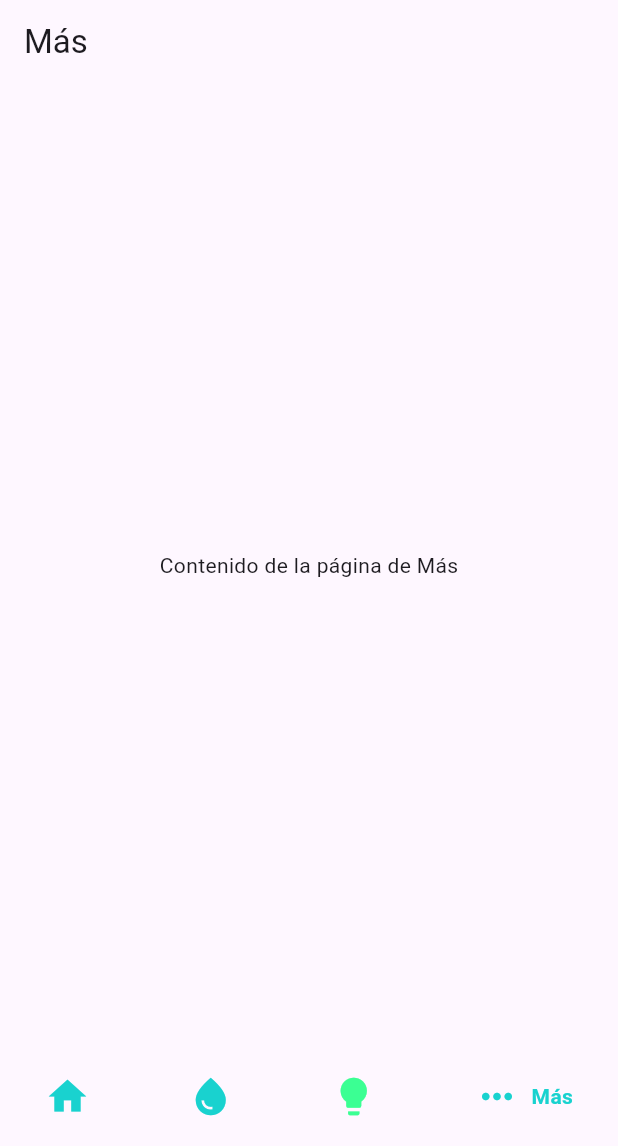
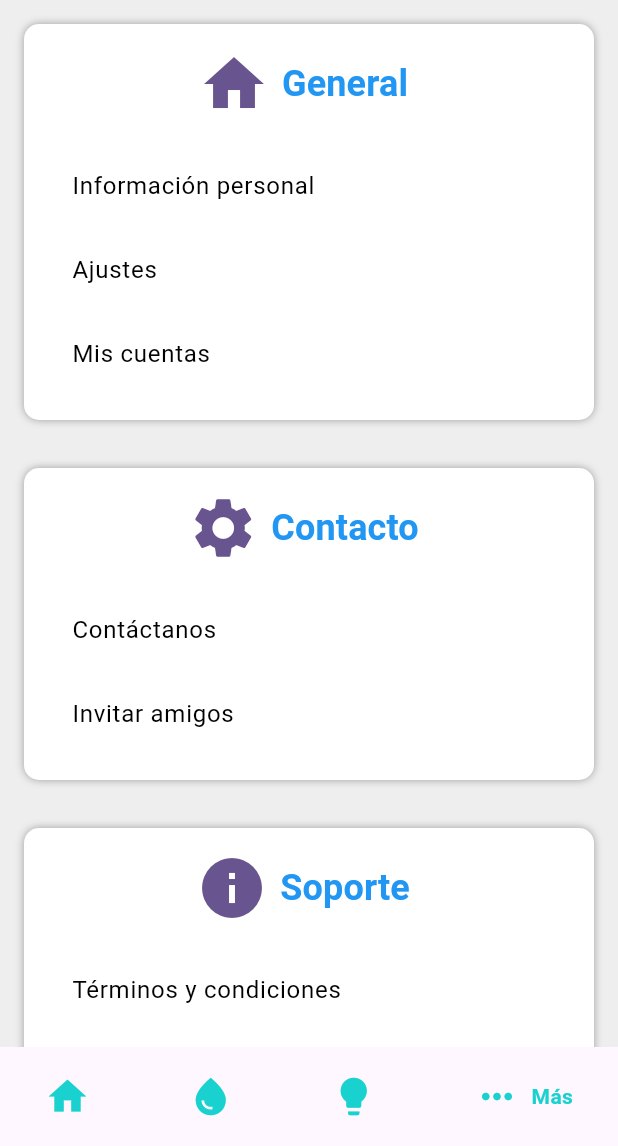
Before and after one commit to vladigarcia/autopago, a Flutter app: the HomePage screen opened directly, item 4 of the bottom bar chosen, on a phone screen of 412 x 824 dp, the part 90-1236 px from its top. Run offline on Flutter 3.47's test engine with Material 2 defaults, Android fonts, the phone set to English and light mode, and no system bars; drawn by our look-alikes of google_nav_bar; our stand-ins replace cloud_firestore, firebase_auth, firebase_core; accounts and stored records are empty.

Commit message:
pagina mas un diseño wuango

```diff
--- a/lib/pages/home.dart
+++ b/lib/pages/home.dart
@@ -76,14 +76,14 @@ class _HomePageState extends State<HomePage> {
             GButton(
               icon: Icons.lightbulb,
               text: 'Luz',
-              iconColor: const Color.fromARGB(255, 59, 255, 147),
-              hoverColor: const Color.fromARGB(255, 59, 255, 147),
+              iconColor: const Color.fromARGB(255, 25, 210, 207),
+              hoverColor: const Color.fromARGB(255, 25, 210, 207),
             ),
             GButton(
               icon: Icons.more_horiz,
               text: 'Más',
-               iconColor: const Color.fromARGB(255, 59, 255, 147),
-              hoverColor: const Color.fromARGB(255, 59, 255, 147),
+              iconColor: const Color.fromARGB(255, 25, 210, 207),
+              hoverColor: const Color.fromARGB(255, 25, 210, 207),
             ),
           ],
           selectedIndex: _currentIndex,
--- a/lib/pages/mas.dart
+++ b/lib/pages/mas.dart
@@ -1,15 +1,114 @@
-// MasPage.dart
 import 'package:flutter/material.dart';
+import 'package:firebase_auth/firebase_auth.dart';
 
 class MasPage extends StatelessWidget {
   @override
   Widget build(BuildContext context) {
     return Scaffold(
-      appBar: AppBar(
-        title: Text('Más'),
+      body: SingleChildScrollView(
+        child: Column(
+          mainAxisAlignment: MainAxisAlignment.spaceAround,
+          children: <Widget>[
+            buildSection(
+              Icons.home,
+              'General',
+              ['Información personal', 'Ajustes', 'Mis cuentas'],
+            ),
+            buildSection(
+              Icons.settings,
+              'Contacto',
+              ['Contáctanos', 'Invitar amigos'],
+            ),
+            buildSection(
+              Icons.info,
+              'Soporte',
+              ['Términos y condiciones', 'Política de privacidad'],
+            ),
+            SizedBox(height: 16), // Espacio entre las secciones y el botón "Cerrar Sesión"
+            ElevatedButton(
+              onPressed: () async {
+                try {
+                  await FirebaseAuth.instance.signOut();
+                  Navigator.pushNamed(context, "/login");
+                } catch (e) {
+                  // Manejar posibles errores aquí, por ejemplo, mostrar un mensaje de error.
+                  print("Error al cerrar sesión: $e");
+                }
+              },
+              child: Text(
+                'Cerrar Sesión',
+                style: TextStyle(
+                  fontSize: 16,
+                ),
+              ),
+              style: ButtonStyle(
+                backgroundColor: MaterialStateProperty.all(const Color.fromARGB(255, 54, 244, 162)),
+              ),
+            ),
+          ],
+        ),
       ),
-      body: Center(
-        child: Text('Contenido de la página de Más'),
+      backgroundColor: Colors.grey[200],
+    );
+  }
+
+  Widget buildSection(IconData icon, String title, List<String> items) {
+    return Container(
+      margin: EdgeInsets.all(16),
+      padding: EdgeInsets.all(16),
+      decoration: BoxDecoration(
+        color: Colors.white,
+        borderRadius: BorderRadius.circular(10),
+        boxShadow: [
+          BoxShadow(
+            color: Colors.grey,
+            blurRadius: 4,
+          ),
+        ],
+      ),
+      child: Column(
+        children: <Widget>[
+          ElevatedButton.icon(
+            onPressed: () {
+              // Acción al presionar el botón
+            },
+            icon: Icon(
+              icon,
+              size: 48,
+            ),
+            label: Text(
+              title,
+              style: TextStyle(
+                fontSize: 24,
+                fontWeight: FontWeight.bold,
+                color: Colors.blue,
+              ),
+            ),
+            style: ButtonStyle(
+              backgroundColor: MaterialStateProperty.all(Colors.white),
+              elevation: MaterialStateProperty.all(0),
+              shape: MaterialStateProperty.all(
+                RoundedRectangleBorder(
+                  borderRadius: BorderRadius.circular(8),
+                ),
+              ),
+            ),
+          ),
+          SizedBox(height: 16),
+          for (String item in items)
+            ListTile(
+              title: Text(
+                item,
+                style: TextStyle(
+                  fontSize: 16,
+                  color: Colors.black,
+                ),
+              ),
+              onTap: () {
+                // Acción al tocar un elemento de la lista
+              },
+            ),
+        ],
       ),
     );
   }
```
